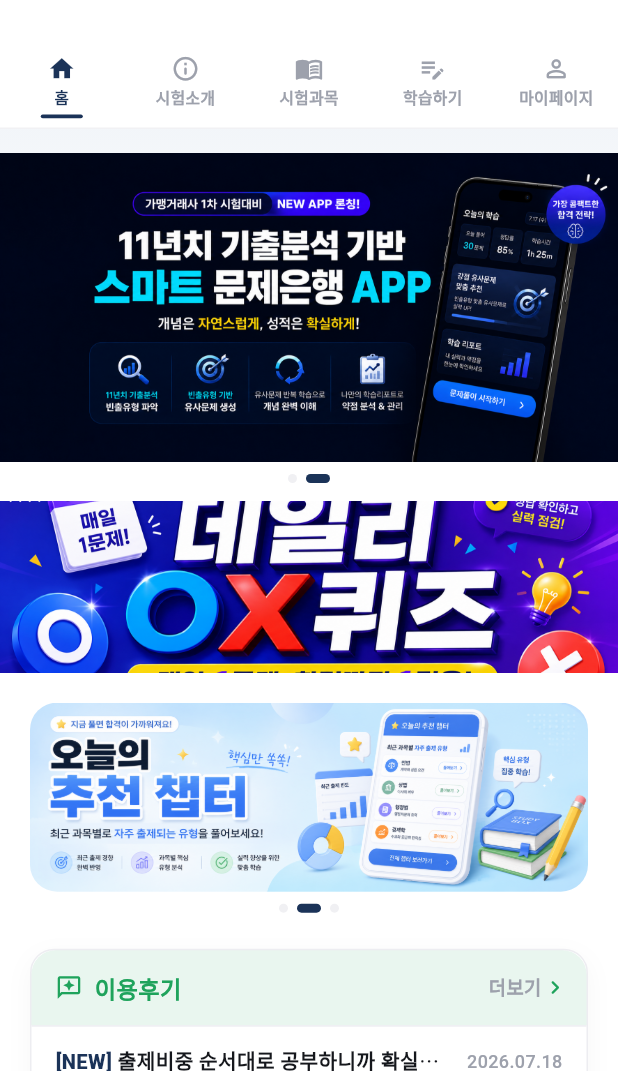
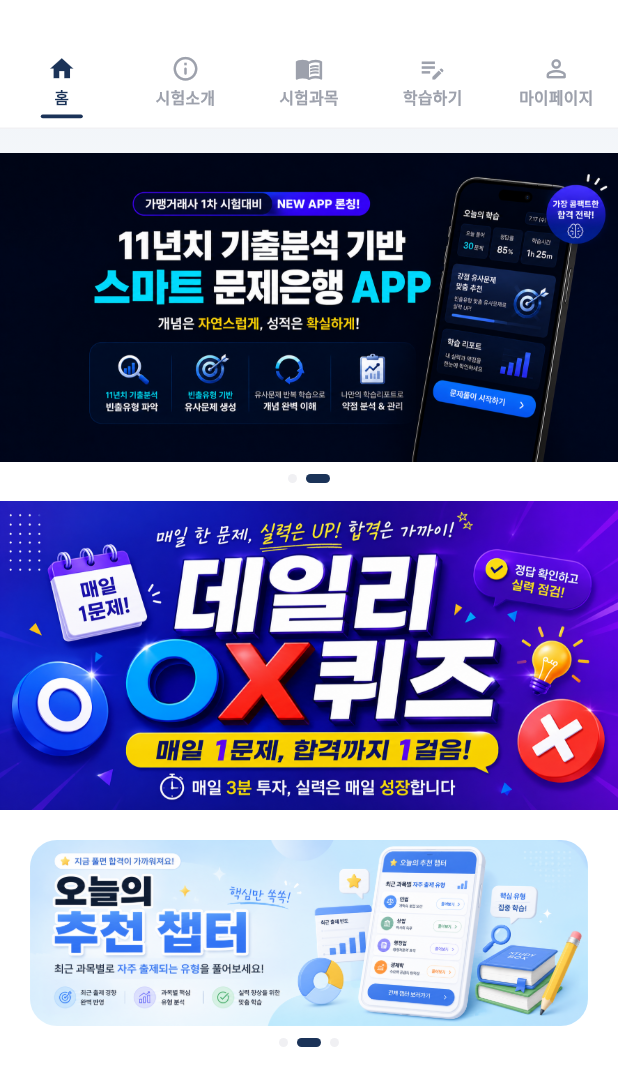
Before and after one commit to chj927il-arch/gamyeong-exam, a Flutter app: the screen it shows after launch, on a phone screen of 412 x 824 dp, the part 165-1236 px from its top. Run offline on Flutter 3.47's test engine with Material 3 defaults, Android fonts, the phone set to English and light mode, and no system bars; our stand-ins replace google_fonts.

Commit message:
Fix banner cropping by matching container ratio to each image
- Top banner now sizes itself per-slide to each image's true aspect
  ratio (1536x1024 / 1774x887) instead of one fixed ratio, so the
  taller beta-event slide no longer loses its top/bottom text
- Daily OX banner aspect ratio corrected to match its actual 1774x887
  image (was mismatched at 1440x400, causing heavy vertical cropping)
- 3-slide rolling banner switched from a fixed 126px height to an
  aspect-ratio box matching the banner art (~2172x724), removing the
  slight left/right crop on narrower phone widths

```diff
--- a/app/lib/screens/home_screen.dart
+++ b/app/lib/screens/home_screen.dart
@@ -75,14 +75,14 @@ class HomeScreen extends StatelessWidget {
   }
 }
 
-/// 데일리 OX 퀴즈 배너 — 1440x400 비율의 전체 폭 그래픽 배너.
+/// 데일리 OX 퀴즈 배너 — 원본 이미지 비율(1774x887) 그대로, 전체 폭 그래픽 배너.
 class _DailyOxBanner extends StatelessWidget {
   const _DailyOxBanner();
 
   @override
   Widget build(BuildContext context) {
     return AspectRatio(
-      aspectRatio: 1440 / 400,
+      aspectRatio: 1774 / 887,
       child: Material(
         color: Colors.transparent,
         child: InkWell(
--- a/app/lib/widgets/launch_banner.dart
+++ b/app/lib/widgets/launch_banner.dart
@@ -2,7 +2,9 @@ import 'dart:async';
 import 'package:flutter/material.dart';
 import '../theme/app_theme.dart';
 
-const double _kLaunchBannerAspectRatio = 1774 / 887;
+// 각 슬라이드 이미지의 실제 가로세로 비율 — 잘림 없이 원본 비율 그대로 보여준다.
+const _slideAspectRatios = [1536 / 1024, 1774 / 887];
+const _slideAssets = ['assets/images/top_banner_beta.png', 'assets/images/top_banner_studybox.png'];
 
 /// 앱 상단 프로모션 배너 — 실제 론칭 이미지와 STUDY BOX 홍보 슬라이드,
 /// 총 2개 화면을 자동으로 롤링하는 풀블리드 배너.
@@ -40,25 +42,20 @@ class _LaunchBannerState extends State<LaunchBanner> {
   @override
   Widget build(BuildContext context) {
     // 좌우 여백 없이 화면 폭 전체를 채우는 풀블리드 배너 — 라운드 처리하지 않는다.
+    // 슬라이드마다 원본 이미지 비율에 맞춰 높이를 조절해 잘림을 방지한다.
     return Column(
       children: [
         AspectRatio(
-          aspectRatio: _kLaunchBannerAspectRatio,
-          child: PageView(
+          aspectRatio: _slideAspectRatios[_page],
+          child: PageView.builder(
             controller: _controller,
             onPageChanged: (i) => setState(() => _page = i),
-            children: const [
-              Image(
-                image: AssetImage('assets/images/top_banner_beta.png'),
-                fit: BoxFit.cover,
-                width: double.infinity,
-              ),
-              Image(
-                image: AssetImage('assets/images/top_banner_studybox.png'),
-                fit: BoxFit.cover,
-                width: double.infinity,
-              ),
-            ],
+            itemCount: _slideCount,
+            itemBuilder: (context, i) => Image(
+              image: AssetImage(_slideAssets[i]),
+              fit: BoxFit.cover,
+              width: double.infinity,
+            ),
           ),
         ),
         const SizedBox(height: 8),
--- a/app/lib/widgets/rolling_banner.dart
+++ b/app/lib/widgets/rolling_banner.dart
@@ -62,8 +62,9 @@ class _RollingBannerState extends State<RollingBanner> {
   Widget build(BuildContext context) {
     return Column(
       children: [
-        SizedBox(
-          height: 126,
+        AspectRatio(
+          // 배너 이미지의 실제 비율(약 2172x724)에 맞춰 잘림 없이 표시한다.
+          aspectRatio: 2172 / 724,
           child: PageView.builder(
             controller: _controller,
             itemCount: widget.banners.length,
```
